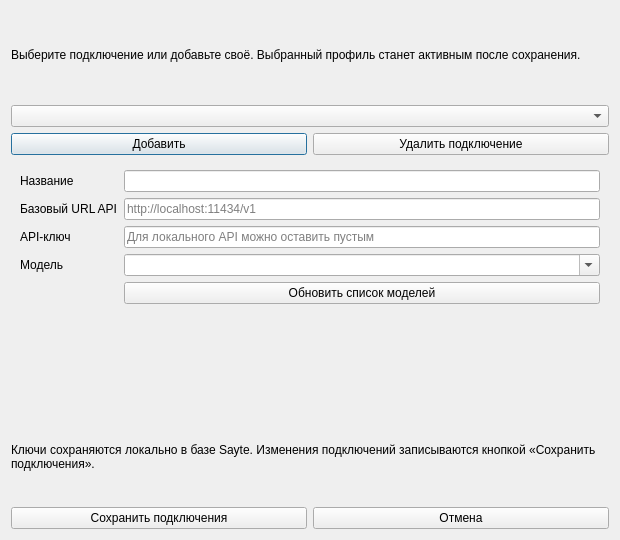
Old version of the form ui/provider_window.ui in the repository thekeny/Sayte.
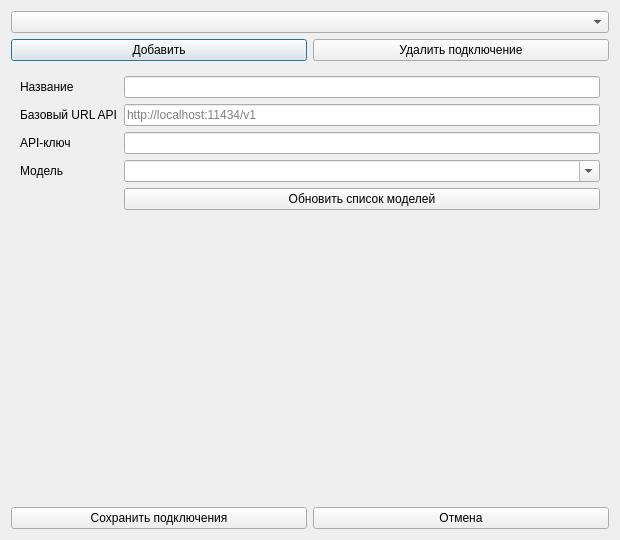
New version of the form.

Commit message: add voice say prompt to edit with ai

```diff
--- a/ui/provider_window.ui
+++ b/ui/provider_window.ui
@@ -4,7 +4,6 @@
   <property name="windowTitle"><string>Подключения ИИ</string></property>
   <property name="geometry"><rect><x>0</x><y>0</y><width>620</width><height>540</height></rect></property>
   <layout class="QVBoxLayout" name="verticalLayout">
-   <item><widget class="QLabel" name="hint"><property name="text"><string>Выберите подключение или добавьте своё. Выбранный профиль станет активным после сохранения.</string></property><property name="wordWrap"><bool>true</bool></property></widget></item>
    <item><widget class="QComboBox" name="profileCombo"><property name="accessibleName"><string>Подключение ИИ</string></property></widget></item>
    <item><layout class="QHBoxLayout" name="profileButtons">
     <item><widget class="QPushButton" name="addButton"><property name="text"><string>Добавить</string></property></widget></item>
@@ -16,13 +15,12 @@
     <item row="1" column="0"><widget class="QLabel" name="urlLabel"><property name="text"><string>Базовый URL API</string></property></widget></item>
     <item row="1" column="1"><widget class="QLineEdit" name="urlInput"><property name="placeholderText"><string>http://localhost:11434/v1</string></property></widget></item>
     <item row="2" column="0"><widget class="QLabel" name="keyLabel"><property name="text"><string>API-ключ</string></property></widget></item>
-    <item row="2" column="1"><widget class="QLineEdit" name="keyInput"><property name="echoMode"><enum>QLineEdit::Password</enum></property><property name="placeholderText"><string>Для локального API можно оставить пустым</string></property></widget></item>
+    <item row="2" column="1"><widget class="QLineEdit" name="keyInput"><property name="echoMode"><enum>QLineEdit::Password</enum></property></widget></item>
     <item row="3" column="0"><widget class="QLabel" name="modelLabel"><property name="text"><string>Модель</string></property></widget></item>
-    <item row="3" column="1"><widget class="QComboBox" name="modelCombo"><property name="editable"><bool>true</bool></property><property name="insertPolicy"><enum>QComboBox::NoInsert</enum></property><property name="placeholderText"><string>Выберите или введите идентификатор</string></property></widget></item>
+    <item row="3" column="1"><widget class="QComboBox" name="modelCombo"><property name="editable"><bool>true</bool></property><property name="insertPolicy"><enum>QComboBox::NoInsert</enum></property></widget></item>
     <item row="4" column="1"><widget class="QPushButton" name="refreshButton"><property name="text"><string>Обновить список моделей</string></property></widget></item>
    </layout></widget></item>
    <item><widget class="QLabel" name="statusLabel"><property name="wordWrap"><bool>true</bool></property></widget></item>
-   <item><widget class="QLabel" name="storageLabel"><property name="text"><string>Ключи сохраняются локально в базе Sayte. Изменения подключений записываются кнопкой «Сохранить подключения».</string></property><property name="wordWrap"><bool>true</bool></property></widget></item>
    <item><layout class="QHBoxLayout" name="buttonsLayout">
     <item><widget class="QPushButton" name="saveButton"><property name="text"><string>Сохранить подключения</string></property></widget></item>
     <item><widget class="QPushButton" name="cancelButton"><property name="text"><string>Отмена</string></property></widget></item>
```
The commit also changes 9 other files.
